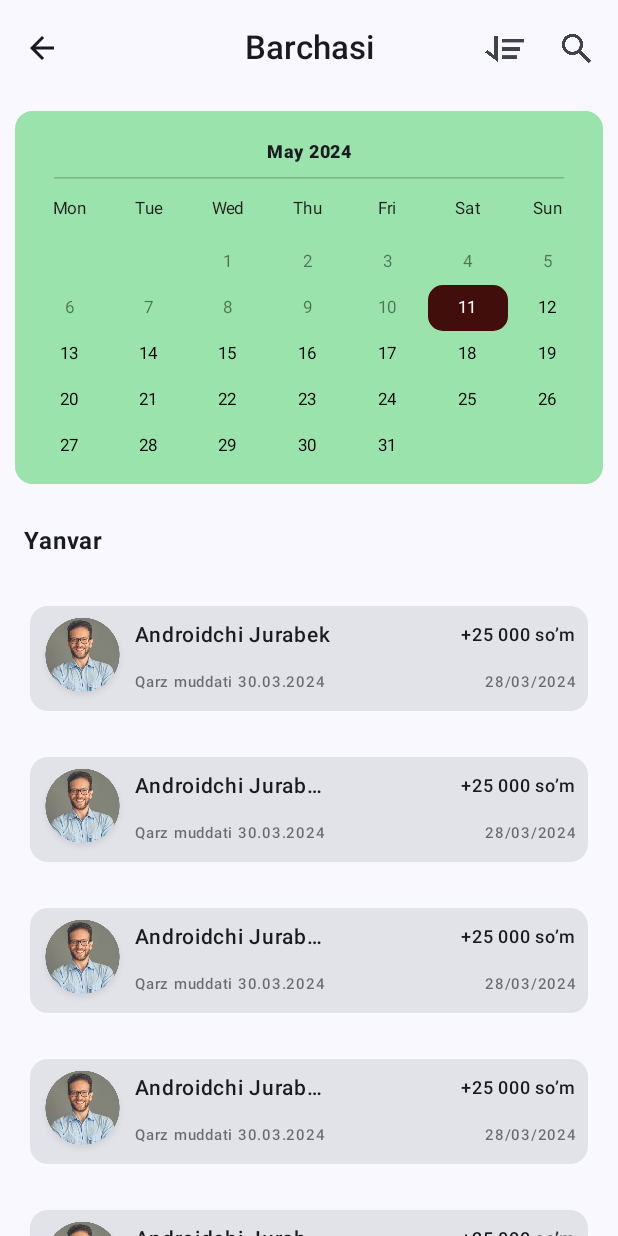
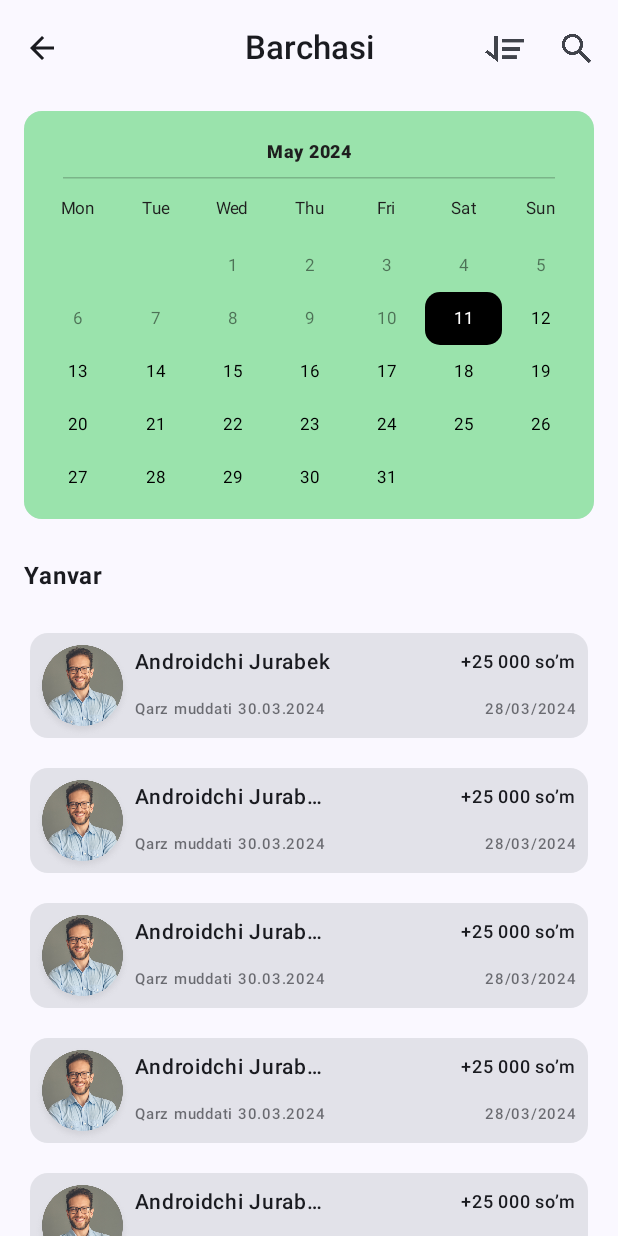
Before and after one commit to jurabek003/CashCare, an Android app built with Jetpack Compose: the AllDebtorsScreen screen opened through its navigation route, on a phone screen of 412 x 824 dp. Run offline under Robolectric (Android 15) with nearby library versions, the phone set to English and light mode, and no system bars.

Commit message:
Category ui update... v:1.1

```diff
--- a/app/src/main/java/uz/turgunboyevjurabek/cashcare/Prezentation/ViewScreens/AllDebtorsScreen/AllDeptorsScreen.kt
+++ b/app/src/main/java/uz/turgunboyevjurabek/cashcare/Prezentation/ViewScreens/AllDebtorsScreen/AllDeptorsScreen.kt
@@ -103,7 +103,6 @@ fun AllDebtorsScreen(navController: NavController) {
                     )
                 }
             })
-
         })
     { paddingValues ->
         Column(
@@ -167,7 +166,7 @@ fun CalendarView(
     val context = LocalContext.current
     Card(
         modifier = Modifier
-            .padding(10.dp)
+            .padding(vertical = 10.dp, horizontal = 16.dp)
             .fillMaxWidth()
             .wrapContentHeight(unbounded = true)
     ) {
--- a/app/src/main/java/uz/turgunboyevjurabek/cashcare/Prezentation/ViewScreens/AllDebtorsScreen/CategoryItem.kt
+++ b/app/src/main/java/uz/turgunboyevjurabek/cashcare/Prezentation/ViewScreens/AllDebtorsScreen/CategoryItem.kt
@@ -20,6 +20,7 @@ import androidx.compose.runtime.Composable
 import androidx.compose.ui.Alignment
 import androidx.compose.ui.Modifier
 import androidx.compose.ui.draw.alpha
+import androidx.compose.ui.layout.ContentScale
 import androidx.compose.ui.res.painterResource
 import androidx.compose.ui.text.font.FontWeight
 import androidx.compose.ui.text.style.TextOverflow
@@ -36,21 +37,23 @@ import uz.turgunboyevjurabek.cashcare.R
     Card(
         modifier = Modifier
             .fillMaxWidth()
-            .padding(vertical = 15.dp, horizontal = 20.dp)
+            .padding(vertical = 10.dp, horizontal = 20.dp)
             .height(70.dp)
     ){
         Row(
             modifier = Modifier
                 .fillMaxSize(),
             verticalAlignment = Alignment.CenterVertically,
-            horizontalArrangement = Arrangement.SpaceAround
+            horizontalArrangement = Arrangement.Center
         ) {
             Image(
                 painter = painterResource(id = R.drawable.avatar),
                 contentDescription = null,
                 modifier = Modifier
                     .size(70.dp)
-                    .padding(5.dp)
+                    .padding(top = 5.dp)
+
+                    .align(Alignment.CenterVertically)
             )
             Column(
                 modifier = Modifier
--- a/app/src/main/java/uz/turgunboyevjurabek/cashcare/Prezentation/calendar/Content.kt
+++ b/app/src/main/java/uz/turgunboyevjurabek/cashcare/Prezentation/calendar/Content.kt
@@ -8,6 +8,7 @@ import androidx.compose.foundation.layout.Box
 import androidx.compose.foundation.layout.Column
 import androidx.compose.foundation.layout.Row
 import androidx.compose.foundation.layout.padding
+import androidx.compose.foundation.layout.size
 import androidx.compose.foundation.shape.RoundedCornerShape
 import androidx.compose.material3.MaterialTheme
 import androidx.compose.material3.Text
@@ -41,7 +42,7 @@ fun Content(
                     ContentItem(
                         date = item,
                         onClickListener = onDateClickListener,
-                        modifier = Modifier.weight(1f),
+                        modifier = Modifier.weight(1f).size(35.dp),
                         alpaText = index > item.isToday
                     )
                     index++
@@ -64,7 +65,7 @@ fun ContentItem(
             .clip(RoundedCornerShape(10.dp))
             .background(
                 color = if (date.isSelected) {
-                    MaterialTheme.colorScheme.onErrorContainer
+                    Color.Black
                 } else {
                     Color.Transparent
                 }
@@ -77,7 +78,7 @@ fun ContentItem(
             text = date.dayOfMonth,
             fontSize = 11.sp,
             color = if (date.isSelected) Color.White else Color.Black,
-            style = MaterialTheme.typography.bodyMedium,
+            style = if (date.isSelected) MaterialTheme.typography.bodyLarge else MaterialTheme.typography.bodySmall,
             modifier = Modifier
                 .align(Alignment.Center)
                 .padding(5.dp)
--- a/app/src/main/java/uz/turgunboyevjurabek/cashcare/Prezentation/calendar/Header.kt
+++ b/app/src/main/java/uz/turgunboyevjurabek/cashcare/Prezentation/calendar/Header.kt
@@ -15,13 +15,14 @@ import androidx.compose.material3.Text
 import androidx.compose.runtime.Composable
 import androidx.compose.ui.Alignment
 import androidx.compose.ui.Modifier
+import androidx.compose.ui.res.colorResource
 import androidx.compose.ui.text.font.FontWeight
 import androidx.compose.ui.text.style.TextAlign
 import androidx.compose.ui.unit.dp
 import androidx.compose.ui.unit.sp
 import uz.turgunboyevjurabek.cashcare.Prezentation.utils.getDisplayName
+import uz.turgunboyevjurabek.cashcare.R
 import java.time.YearMonth
-
 @RequiresApi(Build.VERSION_CODES.O)
 @Composable
 fun Header(
@@ -41,19 +42,18 @@ fun Header(
         }
 
         */
-
         Text(
             text = yearMonth.getDisplayName(),
             textAlign = TextAlign.Center,
             fontSize = 12.sp,
             style = MaterialTheme.typography.bodyLarge,
             fontWeight = FontWeight.ExtraBold,
+            color = colorResource(id = R.color.text_color1),
             modifier = Modifier
                 .padding(vertical = 10.dp)
                 .weight(1f)
                 .align(Alignment.CenterVertically)
         )
-
         // Next Month Button
         /*IconButton(onClick = {
             onNextMonthButtonClicked.invoke(yearMonth.plusMonths(1))
```
